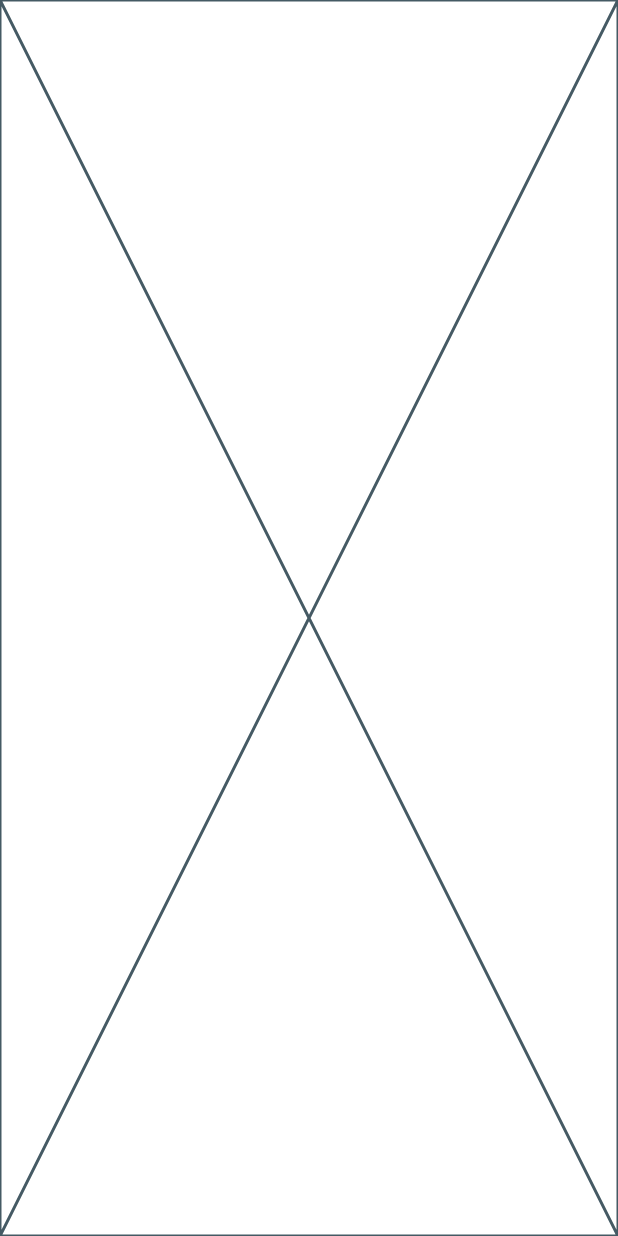
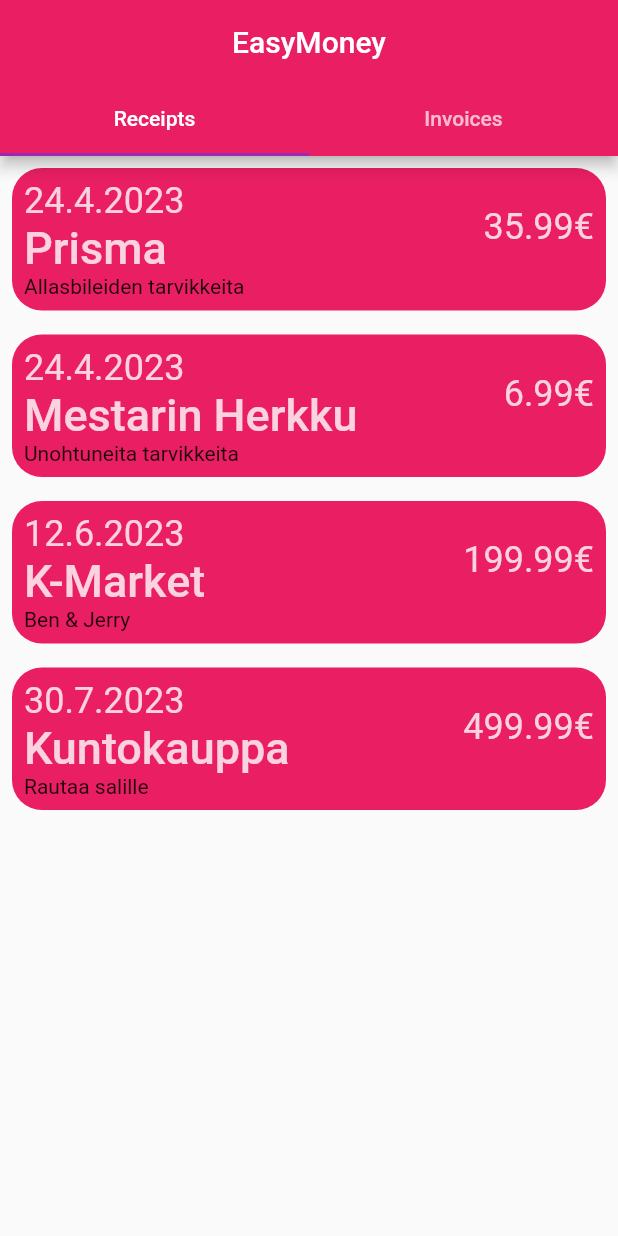
Before and after one commit to lepplaju/easymoney, a Flutter app: the screen it shows after launch, on a phone screen of 412 x 824 dp. Run offline on Flutter 3.47's test engine with Material 2 defaults, Android fonts, the light colour scheme and no system bars.

Commit message:
Added Receipts

```diff
--- a/lib/home_page.dart
+++ b/lib/home_page.dart
@@ -1,10 +1,45 @@
 import 'package:flutter/material.dart';
 
-class HomePage extends StatelessWidget {
+import './receipt_tab.dart';
+
+class HomePage extends StatefulWidget {
+  static const routeName = '/';
+
   const HomePage({super.key});
+  @override
+  State<HomePage> createState() => _HomePageState();
+}
 
+class _HomePageState extends State<HomePage> {
   @override
   Widget build(BuildContext context) {
-    return const Placeholder();
+    return DefaultTabController(
+      length: 2,
+      child: Scaffold(
+        appBar: AppBar(
+          title: const Text('EasyMoney'),
+          centerTitle: true,
+          bottom: const TabBar(
+            tabs: [
+              Tab(
+                // FIXME Localization
+                text: 'Receipts',
+              ),
+              Tab(
+                // FIXME Localization
+                text: 'Invoices',
+              ),
+            ],
+          ),
+        ),
+        body: const TabBarView(
+          children: [
+            ReceiptTab(),
+            // TODO Invoices
+            Placeholder(),
+          ],
+        ),
+      ),
+    );
   }
 }
--- a/lib/main.dart
+++ b/lib/main.dart
@@ -22,9 +22,10 @@
       child: MaterialApp(
         // Removes the debug banner in debug mode
         debugShowCheckedModeBanner: false,
-        title: 'Change me',
         theme: MyTheme.light,
-        home: const HomePage(),
+        routes: {
+          '/': (context) => const HomePage(),
+        },
       ),
     );
   }
--- /dev/null
+++ b/lib/objects/receipt.dart
@@ -0,0 +1,19 @@
+/// Represents a transaction to be included in the invoice
+class Receipt {
+  DateTime date;
+  final double amount;
+  final String store;
+  String description;
+  // TODO Add pictures
+
+  /// Creates Receipt
+  ///
+  /// Takes [date] of the receipt, [amount] of the receipt, [store] from
+  /// which the receipt is from and [description] about the receipt
+  Receipt({
+    required this.date,
+    required this.amount,
+    required this.store,
+    required this.description,
+  });
+}
--- a/lib/providers/provider_receipts.dart
+++ b/lib/providers/provider_receipts.dart
@@ -1,3 +1,41 @@
 import 'package:flutter/material.dart';
 
-class ProviderReceipts with ChangeNotifier {}
+import '../objects/receipt.dart';
+
+/// Manages receipts which are not part of any invoice
+class ProviderReceipts with ChangeNotifier {
+  final List<Receipt> _receipts = //[];
+      // For testing
+      [
+    Receipt(
+      date: DateTime(2023, 4, 24),
+      amount: 35.99,
+      store: 'Prisma',
+      description: 'Allasbileiden tarvikkeita',
+    ),
+    Receipt(
+      date: DateTime(2023, 4, 24),
+      amount: 6.99,
+      store: 'Mestarin Herkku',
+      description: 'Unohtuneita tarvikkeita',
+    ),
+    Receipt(
+      date: DateTime(2023, 6, 12),
+      amount: 199.99,
+      store: 'K-Market',
+      description: 'Ben & Jerry',
+    ),
+    Receipt(
+      date: DateTime(2023, 7, 30),
+      amount: 499.99,
+      store: 'Kuntokauppa',
+      description: 'Rautaa salille',
+    ),
+  ];
+
+  /// Returns a list of all the Receipts
+  List<Receipt> get receipts {
+    _receipts.sort((r1, r2) => r1.date.compareTo(r2.date));
+    return _receipts;
+  }
+}
--- /dev/null
+++ b/lib/receipt_tab.dart
@@ -0,0 +1,38 @@
+import 'package:flutter/material.dart';
+import 'package:provider/provider.dart';
+
+import './providers/provider_receipts.dart';
+
+import './widgets/receipt_card.dart';
+
+class ReceiptTab extends StatefulWidget {
+  const ReceiptTab({super.key});
+
+  @override
+  State<ReceiptTab> createState() => _ReceiptTabState();
+}
+
+class _ReceiptTabState extends State<ReceiptTab> {
+  late final ProviderReceipts providerReceipts;
+
+  @override
+  void didChangeDependencies() {
+    providerReceipts = Provider.of<ProviderReceipts>(context);
+    super.didChangeDependencies();
+  }
+
+  Widget receiptBuilder(BuildContext context, int index) {
+    return Padding(
+      padding: const EdgeInsets.all(8.0),
+      child: ReceiptCard(receipt: providerReceipts.receipts[index]),
+    );
+  }
+
+  @override
+  Widget build(BuildContext context) {
+    return ListView.builder(
+      itemCount: providerReceipts.receipts.length,
+      itemBuilder: receiptBuilder,
+    );
+  }
+}
--- a/lib/theme.dart
+++ b/lib/theme.dart
@@ -22,7 +22,7 @@
     ),
     iconTheme: const IconThemeData(color: Colors.pink),
     tabBarTheme: const TabBarTheme(
-      labelColor: Colors.pink,
+      labelColor: Colors.white,
     ),
     timePickerTheme: const TimePickerThemeData(
       backgroundColor: Colors.white,
@@ -45,83 +45,84 @@
       ),
     ),
 
-    textTheme: const TextTheme(
+    textTheme: TextTheme(
       //========================================================================
       // Displays are used in Big seperate texts which dont have any body
       //========================================================================
-      displayLarge: TextStyle(
-        color: Colors.black,
+      displayLarge: const TextStyle(
+          //color: Colors.black,
           ),
 
-      displayMedium: TextStyle(
-        color: Colors.black,
+      displayMedium: const TextStyle(
+        //color: Colors.black,
         fontWeight: FontWeight.w500,
         fontSize: 40,
       ),
 
-      displaySmall: TextStyle(color: Colors.black, fontSize: 20),
+      displaySmall: const TextStyle(color: Colors.black, fontSize: 20),
       //========================================================================
       // Headlines are used for large titles which have many lower titles
       //========================================================================
-      headlineLarge: TextStyle(
-        color: Colors.black,
+      headlineLarge: const TextStyle(
+          //color: Colors.black,
           ),
 
+      // Used in ReceiptCard titles
       headlineMedium: TextStyle(
-        color: Colors.black,
+        color: Colors.white.withOpacity(0.8),
         fontWeight: FontWeight.w500,
-        fontSize: 35,
+        fontSize: 30,
       ),
 
       headlineSmall: TextStyle(
-        color: Colors.black,
+        color: Colors.white.withOpacity(0.8),
       ),
 
       //========================================================================
       // Titles are used for text which has no sub titles but has body text
       //========================================================================
-      titleLarge: TextStyle(fontWeight: FontWeight.w500),
+      titleLarge: const TextStyle(fontWeight: FontWeight.w500),
 
-      titleMedium: TextStyle(
+      titleMedium: const TextStyle(
         fontSize: 18,
         fontWeight: FontWeight.w500,
       ),
 
-      titleSmall: TextStyle(
-        color: Colors.black,
+      titleSmall: const TextStyle(
+          //color: Colors.black,
           ),
 
       //========================================================================
       // Labels are used for small texts which are seperate and have no body
       //========================================================================
-      labelLarge: TextStyle(
-        color: Colors.black,
+      labelLarge: const TextStyle(
+        //color: Colors.black,
         fontSize: 18,
         fontWeight: FontWeight.w500,
       ),
 
-      labelMedium: TextStyle(
-        color: Colors.black,
+      labelMedium: const TextStyle(
+        //color: Colors.black,
         fontWeight: FontWeight.w400,
         fontSize: 16,
       ),
-      labelSmall: TextStyle(
-        color: Colors.black,
+      labelSmall: const TextStyle(
+          //color: Colors.black,
           ),
 
       //========================================================================
       // Bodies are used for body text
       //========================================================================
 
-      bodyLarge: TextStyle(
-        color: Colors.black,
+      bodyLarge: const TextStyle(
+          //color: Colors.black,
           ),
 
-      bodyMedium: TextStyle(
-        color: Colors.black,
+      bodyMedium: const TextStyle(
+          //color: Colors.black,
           ),
-      bodySmall: TextStyle(
-        color: Colors.black,
+      bodySmall: const TextStyle(
+          //color: Colors.black,
           ),
     ),
   );
--- /dev/null
+++ b/lib/widgets/receipt_card.dart
@@ -0,0 +1,50 @@
+import 'package:flutter/material.dart';
+
+import '../objects/receipt.dart';
+
+class ReceiptCard extends StatelessWidget {
+  final Receipt receipt;
+  const ReceiptCard({super.key, required this.receipt});
+
+  @override
+  Widget build(BuildContext context) {
+    final textTheme = Theme.of(context).textTheme;
+    return Container(
+      decoration: BoxDecoration(
+        color: Colors.pink,
+        borderRadius: BorderRadius.circular(20),
+      ),
+      child: Padding(
+        padding: const EdgeInsets.all(8.0),
+        child: Column(
+          crossAxisAlignment: CrossAxisAlignment.start,
+          children: [
+            Row(
+              mainAxisAlignment: MainAxisAlignment.spaceBetween,
+              children: [
+                Column(
+                  crossAxisAlignment: CrossAxisAlignment.start,
+                  children: [
+                    Text(
+                      '${receipt.date.day}.${receipt.date.month}.${receipt.date.year}',
+                      style: textTheme.headlineSmall,
+                    ),
+                    Text(
+                      receipt.store,
+                      style: textTheme.headlineMedium,
+                    ),
+                  ],
+                ),
+                Text(
+                  '${receipt.amount}€',
+                  style: textTheme.headlineSmall,
+                )
+              ],
+            ),
+            Text(receipt.description)
+          ],
+        ),
+      ),
+    );
+  }
+}
```
Lines whose indentation alone changed are shown as unchanged.
